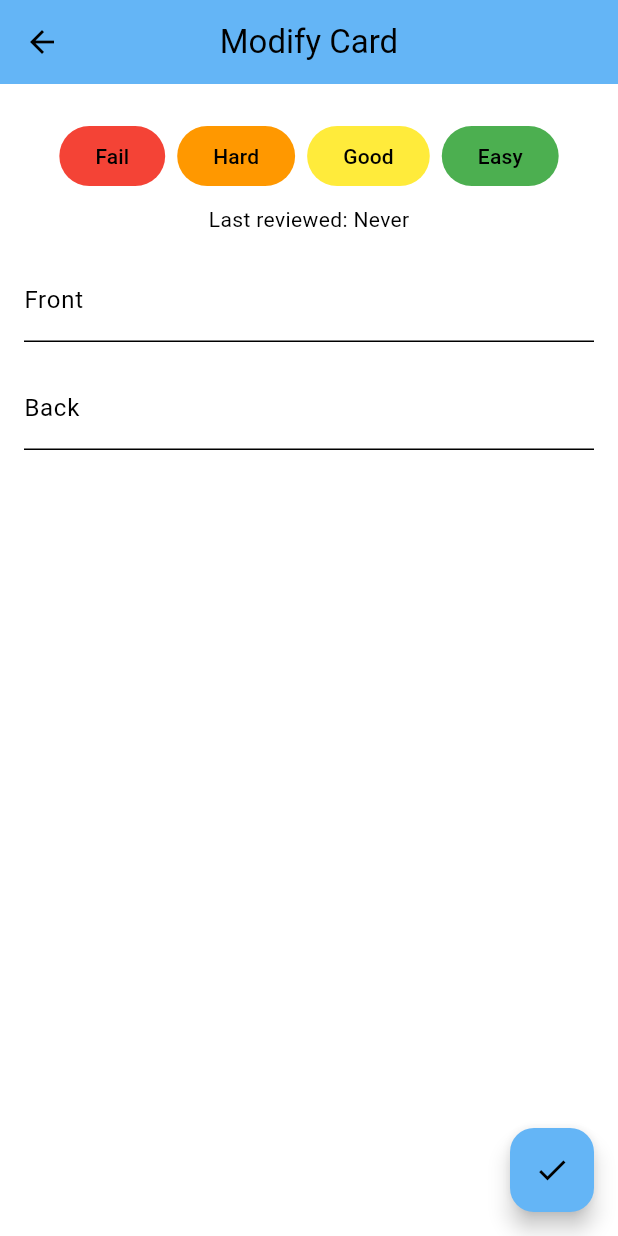
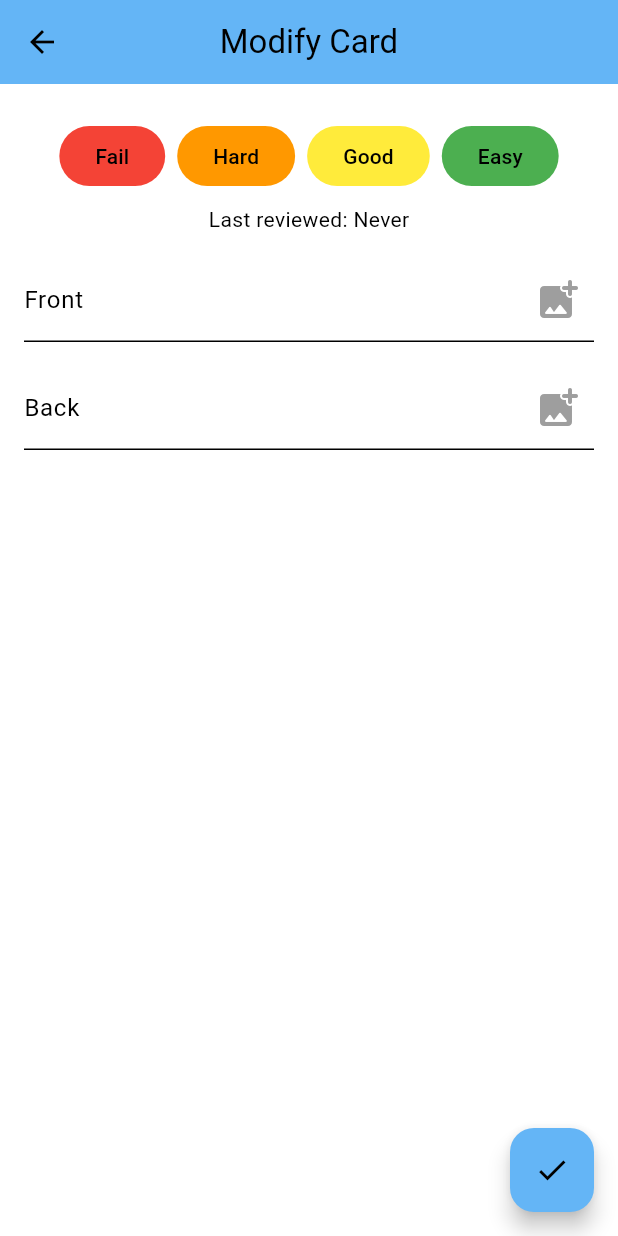
Before and after one commit to TechElites/study_cards, a Flutter app: the CardDetailsPage screen opened directly with empty values, on a phone screen of 412 x 824 dp. Run offline on Flutter 3.47's test engine with Material 3 defaults, Android fonts, the phone set to English and light mode, and no system bars; our stand-ins replace file_picker, flutter_speed_dial, hive, hive_flutter, image_picker, permission_handler and 2 more; missing offline and left inert: universal_html; accounts and stored records are empty.

Commit message:
Change, remove or add media from detail page

```diff
--- a/lib/src/screens/details/card_details.dart
+++ b/lib/src/screens/details/card_details.dart
@@ -1,8 +1,10 @@
 import 'dart:io';
 
+import 'package:flash_cards/src/composables/media_picker.dart';
 import 'package:flash_cards/src/composables/rating_buttons.dart';
 import 'package:flash_cards/src/data/database/db_helper.dart';
 import 'package:flash_cards/src/data/model/card/study_card.dart';
+import 'package:flutter/foundation.dart';
 import 'package:flutter/material.dart';
 
 class CardDetailsPage extends StatefulWidget {
@@ -19,6 +21,8 @@ class _CardsPageState extends State<CardDetailsPage> {
   final TextEditingController _frontController = TextEditingController();
   final TextEditingController _backController = TextEditingController();
   String _ratingController = 'None';
+  File? _selectedFrontImage;
+  File? _selectedBackImage;
 
   @override
   void initState() {
@@ -26,6 +30,10 @@ class _CardsPageState extends State<CardDetailsPage> {
     _frontController.text = widget.card.front;
     _backController.text = widget.card.back;
     _ratingController = widget.card.rating;
+    _selectedFrontImage =
+        widget.card.frontMedia != '' ? File(widget.card.frontMedia) : null;
+    _selectedBackImage =
+        widget.card.backMedia != '' ? File(widget.card.backMedia) : null;
   }
 
   @override
@@ -53,39 +61,125 @@ class _CardsPageState extends State<CardDetailsPage> {
             children: [
               TextField(
                 controller: _frontController,
-                decoration: const InputDecoration(
+                decoration: InputDecoration(
                     labelText: 'Front',
-                ),
+                    suffixIcon: kIsWeb || _selectedFrontImage != null
+                        ? null
+                        : InkWell(
+                            onTap: () {
+                              MediaPicker.pickImage(context).then((value) {
+                                setState(() {
+                                  _selectedFrontImage = File(value);
+                                });
+                              });
+                            },
+                            child: const Icon(Icons.add_photo_alternate_rounded,
+                                color: Colors.grey, size: 32.0))),
                 maxLines: null,
               ),
-              if (widget.card.frontMedia != '')
+              if (_selectedFrontImage != null)
                 Padding(
                   padding: const EdgeInsets.symmetric(vertical: 16.0),
-                  child: Image.file(
-                    File(widget.card.frontMedia),
+                  child: Column(
+                    children: [
+                      Image.file(
+                        File(_selectedFrontImage!.path),
                         height: 200.0,
                         width: 200.0,
                         fit: BoxFit.cover,
                         alignment: Alignment.center,
                       ),
+                      Row(
+                        mainAxisAlignment: MainAxisAlignment.center,
+                        children: [
+                          IconButton(
+                              onPressed: () {
+                                setState(() {
+                                  _selectedFrontImage = null;
+                                });
+                              },
+                              icon: const Icon(
+                                Icons.image_not_supported_rounded,
+                                color: Colors.red,
+                              )),
+                          const SizedBox(width: 16.0),
+                          IconButton(
+                              onPressed: () {
+                                MediaPicker.pickImage(context).then((value) {
+                                  setState(() {
+                                    _selectedFrontImage = File(value);
+                                  });
+                                });
+                              },
+                              icon: const Icon(
+                                Icons.edit_square,
+                                color: Colors.blue,
+                              )),
+                        ],
+                      ),
+                    ],
+                  ),
                 ),
               const SizedBox(height: 16.0),
               TextField(
                 controller: _backController,
-                decoration: const InputDecoration(
+                decoration: InputDecoration(
                     labelText: 'Back',
-                ),
+                    suffixIcon: kIsWeb || _selectedBackImage != null
+                        ? null
+                        : InkWell(
+                            onTap: () {
+                              MediaPicker.pickImage(context).then((value) {
+                                setState(() {
+                                  _selectedBackImage = File(value);
+                                });
+                              });
+                            },
+                            child: const Icon(Icons.add_photo_alternate_rounded,
+                                color: Colors.grey, size: 32.0))),
                 maxLines: null,
               ),
-              if (widget.card.backMedia != '')
+              if (_selectedBackImage != null)
                 Padding(
                   padding: const EdgeInsets.symmetric(vertical: 16.0),
-                  child: Image.file(
-                    File(widget.card.backMedia),
+                  child: Column(
+                    children: [
+                      Image.file(
+                        File(_selectedBackImage!.path),
                         height: 200.0,
                         width: 200.0,
                         fit: BoxFit.cover,
                         alignment: Alignment.center,
+                      ),
+                      Row(
+                        mainAxisAlignment: MainAxisAlignment.center,
+                        children: [
+                          IconButton(
+                              onPressed: () {
+                                setState(() {
+                                  _selectedBackImage = null;
+                                });
+                              },
+                              icon: const Icon(
+                                Icons.image_not_supported_rounded,
+                                color: Colors.red,
+                              )),
+                          const SizedBox(width: 16.0),
+                          IconButton(
+                              onPressed: () {
+                                MediaPicker.pickImage(context).then((value) {
+                                  setState(() {
+                                    _selectedBackImage = File(value);
+                                  });
+                                });
+                              },
+                              icon: const Icon(
+                                Icons.edit_square,
+                                color: Colors.blue,
+                              )),
+                        ],
+                      ),
+                    ],
                   ),
                 ),
             ],
@@ -106,7 +200,10 @@ class _CardsPageState extends State<CardDetailsPage> {
         front: _frontController.text,
         back: _backController.text,
         rating: _ratingController,
-        lastReviewed: DateTime.now().toIso8601String());
+        lastReviewed: DateTime.now().toIso8601String(),
+        frontMedia: _selectedFrontImage?.path ?? '',
+        backMedia: _selectedBackImage?.path ?? '');
+
     _dbHelper.updateCard(modifiedCard).then((id) {
       ScaffoldMessenger.of(context).showSnackBar(
         const SnackBar(
```
Also changed, not shown: lib/src/composables/media_picker.dart (added, +33 -0 lines), lib/src/screens/add/add_card.dart (+17 -5 lines). Lines whose indentation alone changed are shown as unchanged.
